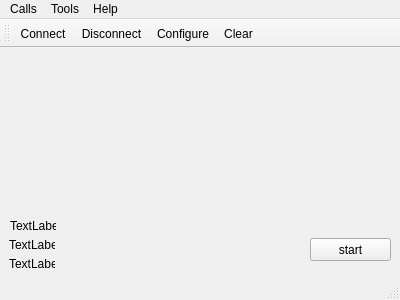
First picture: the form in level_gage_test/mainwindow.ui, repository nowhard/LEVEL_GAGE_TEST_QT, before the edit.
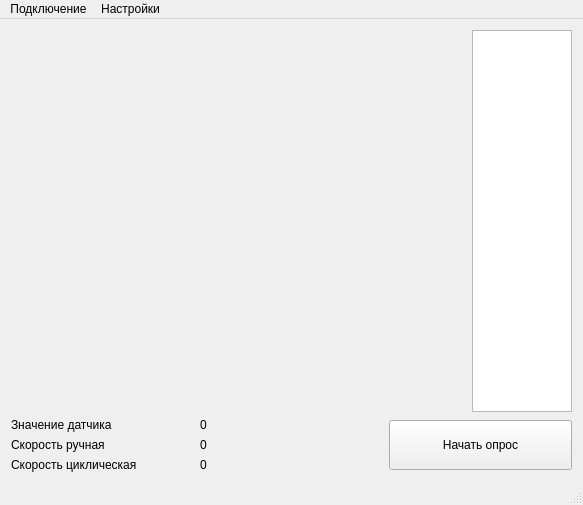
Second picture: the form after the edit. Icons and pictures are not drawn. Custom widgets are drawn as their Qt base class.

What changed in the file:
```diff
--- a/level_gage_test/mainwindow.ui
+++ b/level_gage_test/mainwindow.ui
@@ -6,95 +6,141 @@
    <rect>
     <x>0</x>
     <y>0</y>
-    <width>400</width>
-    <height>300</height>
+    <width>583</width>
+    <height>505</height>
    </rect>
   </property>
   <property name="windowTitle">
    <string>Simple Terminal</string>
   </property>
   <widget class="QWidget" name="centralWidget">
-   <widget class="QPushButton" name="getRtuRegister">
-    <property name="geometry">
-     <rect>
-      <x>310</x>
-      <y>190</y>
-      <width>81</width>
-      <height>23</height>
-     </rect>
-    </property>
-    <property name="text">
-     <string>start</string>
-    </property>
-   </widget>
-   <widget class="QLabel" name="pot_1">
-    <property name="geometry">
-     <rect>
-      <x>10</x>
-      <y>170</y>
-      <width>46</width>
-      <height>16</height>
-     </rect>
-    </property>
-    <property name="text">
-     <string>TextLabel</string>
-    </property>
-   </widget>
-   <widget class="QLabel" name="pot_2">
-    <property name="geometry">
-     <rect>
-      <x>9</x>
-      <y>189</y>
-      <width>46</width>
-      <height>16</height>
-     </rect>
-    </property>
-    <property name="text">
-     <string>TextLabel</string>
-    </property>
-   </widget>
-   <widget class="QLabel" name="sensor">
-    <property name="geometry">
-     <rect>
-      <x>9</x>
-      <y>208</y>
-      <width>46</width>
-      <height>16</height>
-     </rect>
-    </property>
-    <property name="text">
-     <string>TextLabel</string>
-    </property>
-   </widget>
-   <widget class="QCustomPlot" name="plot" native="true">
-    <property name="geometry">
-     <rect>
-      <x>9</x>
-      <y>9</y>
-      <width>382</width>
-      <height>161</height>
-     </rect>
-    </property>
-    <property name="sizePolicy">
-     <sizepolicy hsizetype="Preferred" vsizetype="Expanding">
-      <horstretch>0</horstretch>
-      <verstretch>0</verstretch>
-     </sizepolicy>
-    </property>
-   </widget>
+   <layout class="QVBoxLayout" name="verticalLayout_4">
+    <item>
+     <layout class="QHBoxLayout" name="horizontalLayout">
+      <item>
+       <widget class="QCustomPlot" name="plot" native="true">
+        <property name="sizePolicy">
+         <sizepolicy hsizetype="Expanding" vsizetype="Expanding">
+          <horstretch>0</horstretch>
+          <verstretch>0</verstretch>
+         </sizepolicy>
+        </property>
+        <property name="maximumSize">
+         <size>
+          <width>1000</width>
+          <height>1000</height>
+         </size>
+        </property>
+       </widget>
+      </item>
+      <item>
+       <widget class="QListView" name="listError">
+        <property name="enabled">
+         <bool>true</bool>
+        </property>
+        <property name="sizePolicy">
+         <sizepolicy hsizetype="Fixed" vsizetype="Expanding">
+          <horstretch>0</horstretch>
+          <verstretch>0</verstretch>
+         </sizepolicy>
+        </property>
+        <property name="maximumSize">
+         <size>
+          <width>100</width>
+          <height>16777215</height>
+         </size>
+        </property>
+       </widget>
+      </item>
+     </layout>
+    </item>
+    <item>
+     <layout class="QHBoxLayout" name="horizontalLayout_2">
+      <item>
+       <layout class="QVBoxLayout" name="verticalLayout_2">
+        <item>
+         <widget class="QLabel" name="sensor_value_label">
+          <property name="text">
+           <string>Значение датчика</string>
+          </property>
+         </widget>
+        </item>
+        <item>
+         <widget class="QLabel" name="label">
+          <property name="text">
+           <string>Скорость ручная</string>
+          </property>
+         </widget>
+        </item>
+        <item>
+         <widget class="QLabel" name="label_2">
+          <property name="text">
+           <string>Скорость циклическая</string>
+          </property>
+         </widget>
+        </item>
+       </layout>
+      </item>
+      <item>
+       <layout class="QVBoxLayout" name="verticalLayout_3">
+        <item>
+         <widget class="QLabel" name="sensor">
+          <property name="text">
+           <string>0</string>
+          </property>
+         </widget>
+        </item>
+        <item>
+         <widget class="QLabel" name="pot_1">
+          <property name="text">
+           <string>0</string>
+          </property>
+         </widget>
+        </item>
+        <item>
+         <widget class="QLabel" name="pot_2">
+          <property name="text">
+           <string>0</string>
+          </property>
+         </widget>
+        </item>
+       </layout>
+      </item>
+      <item>
+       <widget class="QPushButton" name="getRtuRegister">
+        <property name="sizePolicy">
+         <sizepolicy hsizetype="Minimum" vsizetype="Fixed">
+          <horstretch>0</horstretch>
+          <verstretch>0</verstretch>
+         </sizepolicy>
+        </property>
+        <property name="minimumSize">
+         <size>
+          <width>0</width>
+          <height>50</height>
+         </size>
+        </property>
+        <property name="text">
+         <string>Начать опрос</string>
+        </property>
+       </widget>
+      </item>
+     </layout>
+    </item>
+   </layout>
   </widget>
   <widget class="QMenuBar" name="menuBar">
    <property name="geometry">
     <rect>
      <x>0</x>
      <y>0</y>
-     <width>400</width>
+     <width>583</width>
      <height>18</height>
     </rect>
    </property>
    <widget class="QMenu" name="menuCalls">
     <property name="title">
-     <string>Calls</string>
+     <string>Подключение</string>
     </property>
     <addaction name="actionConnect"/>
     <addaction name="actionDisconnect"/>
@@ -103,33 +149,12 @@
    </widget>
    <widget class="QMenu" name="menuTools">
     <property name="title">
-     <string>Tools</string>
+     <string>Настройки</string>
     </property>
     <addaction name="actionConfigure"/>
-    <addaction name="actionClear"/>
-   </widget>
-   <widget class="QMenu" name="menuHelp">
-    <property name="title">
-     <string>Help</string>
-    </property>
-    <addaction name="actionAbout"/>
-    <addaction name="actionAboutQt"/>
    </widget>
    <addaction name="menuCalls"/>
    <addaction name="menuTools"/>
-   <addaction name="menuHelp"/>
-  </widget>
-  <widget class="QToolBar" name="mainToolBar">
-   <attribute name="toolBarArea">
-    <enum>TopToolBarArea</enum>
-   </attribute>
-   <attribute name="toolBarBreak">
-    <bool>false</bool>
-   </attribute>
-   <addaction name="actionConnect"/>
-   <addaction name="actionDisconnect"/>
-   <addaction name="actionConfigure"/>
-   <addaction name="actionClear"/>
   </widget>
   <widget class="QStatusBar" name="statusBar"/>
   <action name="actionAbout">
@@ -154,7 +179,7 @@
      <normaloff>:/images/connect.png</normaloff>:/images/connect.png</iconset>
    </property>
    <property name="text">
-    <string>C&amp;onnect</string>
+    <string>П&amp;одключить</string>
    </property>
    <property name="toolTip">
     <string>Connect to serial port</string>
@@ -169,7 +194,7 @@
      <normaloff>:/images/disconnect.png</normaloff>:/images/disconnect.png</iconset>
    </property>
    <property name="text">
-    <string>&amp;Disconnect</string>
+    <string>&amp;Отключить</string>
    </property>
    <property name="toolTip">
     <string>Disconnect from serial port</string>
@@ -184,7 +209,7 @@
      <normaloff>:/images/settings.png</normaloff>:/images/settings.png</iconset>
    </property>
    <property name="text">
-    <string>&amp;Configure</string>
+    <string>&amp;Настроить порт</string>
    </property>
    <property name="toolTip">
     <string>Configure serial port</string>
@@ -193,21 +218,6 @@
     <string>Alt+C</string>
    </property>
   </action>
-  <action name="actionClear">
-   <property name="icon">
-    <iconset>
-     <normaloff>:/images/clear.png</normaloff>:/images/clear.png</iconset>
-   </property>
-   <property name="text">
-    <string>C&amp;lear</string>
-   </property>
-   <property name="toolTip">
-    <string>Clear data</string>
-   </property>
-   <property name="shortcut">
-    <string>Alt+L</string>
-   </property>
-  </action>
   <action name="actionQuit">
    <property name="icon">
     <iconset>
```
Left out of the diff: 28 changed lines with no effect on the pictures.
